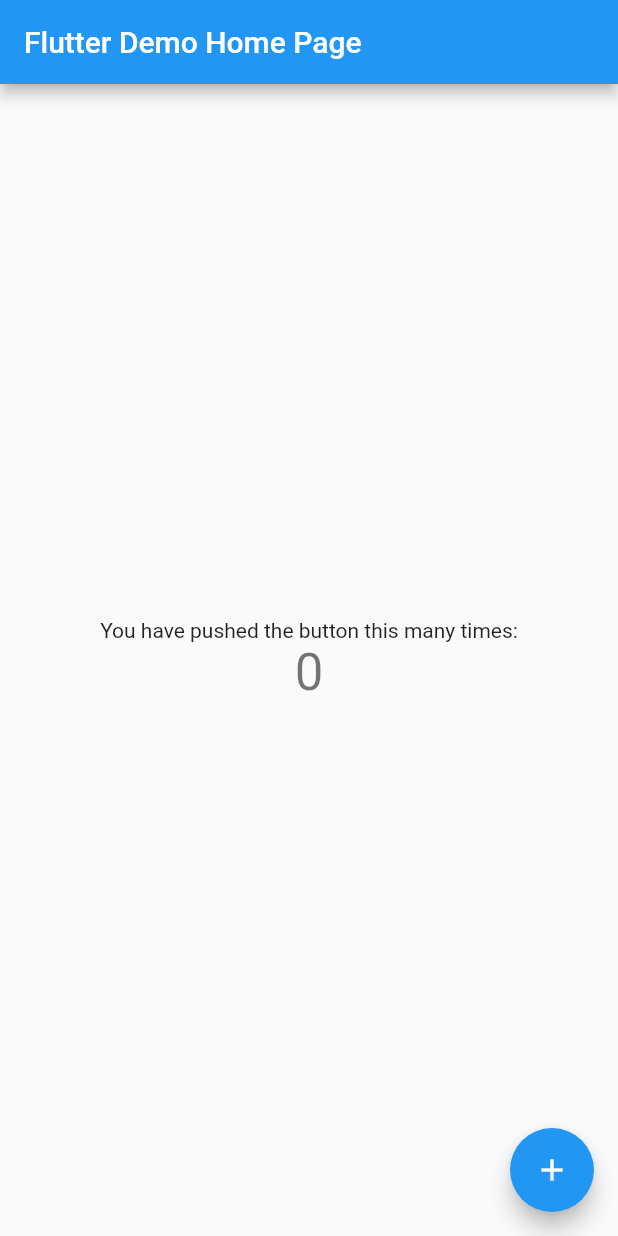
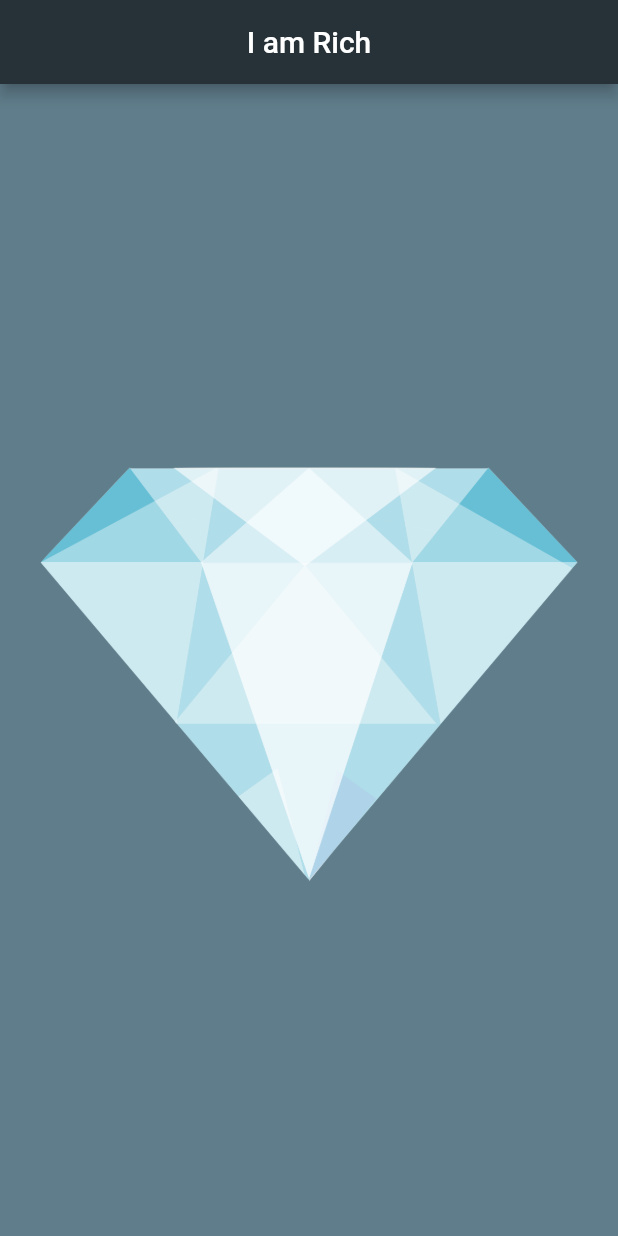
Before and after one commit to muhammad-hamza-shahid/i_am_rich_flutter_app, a Flutter app: the screen it shows after launch, on a phone screen of 412 x 824 dp. Run offline on Flutter 3.47's test engine with Material 2 defaults, Android fonts, the phone set to English and light mode, and no system bars.

Commit message:
complete
application completed with custom application icon.

```diff
--- a/i_am_rich_flutter_app/lib/main.dart
+++ b/i_am_rich_flutter_app/lib/main.dart
@@ -1,117 +1,25 @@
 import 'package:flutter/material.dart';
 
 void main() {
-  runApp(MyApp());
-}
-
-class MyApp extends StatelessWidget {
-  // This widget is the root of your application.
-  @override
-  Widget build(BuildContext context) {
-    return MaterialApp(
-      title: 'Flutter Demo',
-      theme: ThemeData(
-        // This is the theme of your application.
-        //
-        // Try running your application with "flutter run". You'll see the
-        // application has a blue toolbar. Then, without quitting the app, try
-        // changing the primarySwatch below to Colors.green and then invoke
-        // "hot reload" (press "r" in the console where you ran "flutter run",
-        // or simply save your changes to "hot reload" in a Flutter IDE).
-        // Notice that the counter didn't reset back to zero; the application
-        // is not restarted.
-        primarySwatch: Colors.blue,
-        // This makes the visual density adapt to the platform that you run
-        // the app on. For desktop platforms, the controls will be smaller and
-        // closer together (more dense) than on mobile platforms.
-        visualDensity: VisualDensity.adaptivePlatformDensity,
-      ),
-      home: MyHomePage(title: 'Flutter Demo Home Page'),
-    );
-  }
-}
-
-class MyHomePage extends StatefulWidget {
-  MyHomePage({Key key, this.title}) : super(key: key);
-
-  // This widget is the home page of your application. It is stateful, meaning
-  // that it has a State object (defined below) that contains fields that affect
-  // how it looks.
-
-  // This class is the configuration for the state. It holds the values (in this
-  // case the title) provided by the parent (in this case the App widget) and
-  // used by the build method of the State. Fields in a Widget subclass are
-  // always marked "final".
-
-  final String title;
-
-  @override
-  _MyHomePageState createState() => _MyHomePageState();
-}
-
-class _MyHomePageState extends State<MyHomePage> {
-  int _counter = 0;
-
-  void _incrementCounter() {
-    setState(() {
-      // This call to setState tells the Flutter framework that something has
-      // changed in this State, which causes it to rerun the build method below
-      // so that the display can reflect the updated values. If we changed
-      // _counter without calling setState(), then the build method would not be
-      // called again, and so nothing would appear to happen.
-      _counter++;
-    });
-  }
-
-  @override
-  Widget build(BuildContext context) {
-    // This method is rerun every time setState is called, for instance as done
-    // by the _incrementCounter method above.
-    //
-    // The Flutter framework has been optimized to make rerunning build methods
-    // fast, so that you can just rebuild anything that needs updating rather
-    // than having to individually change instances of widgets.
-    return Scaffold(
-      appBar: AppBar(
-        // Here we take the value from the MyHomePage object that was created by
-        // the App.build method, and use it to set our appbar title.
-        title: Text(widget.title),
-      ),
-      body: Center(
-        // Center is a layout widget. It takes a single child and positions it
-        // in the middle of the parent.
-        child: Column(
-          // Column is also a layout widget. It takes a list of children and
-          // arranges them vertically. By default, it sizes itself to fit its
-          // children horizontally, and tries to be as tall as its parent.
-          //
-          // Invoke "debug painting" (press "p" in the console, choose the
-          // "Toggle Debug Paint" action from the Flutter Inspector in Android
-          // Studio, or the "Toggle Debug Paint" command in Visual Studio Code)
-          // to see the wireframe for each widget.
-          //
-          // Column has various properties to control how it sizes itself and
-          // how it positions its children. Here we use mainAxisAlignment to
-          // center the children vertically; the main axis here is the vertical
-          // axis because Columns are vertical (the cross axis would be
-          // horizontal).
-          mainAxisAlignment: MainAxisAlignment.center,
-          children: <Widget>[
-            Text(
-              'You have pushed the button this many times:',
-            ),
-            Text(
-              '$_counter',
-              style: Theme.of(context).textTheme.headline4,
-            ),
-          ],
+  runApp(
+    MaterialApp(
+      home: Scaffold(
+        backgroundColor: Colors.blueGrey,
+        appBar: AppBar(
+          backgroundColor: Colors.blueGrey[900],
+          title: Center(
+            child: Text('I am Rich'),
+          ),
+        ),
+        body: Center(
+          child: Image(
+            image: AssetImage('images/diamond.png'),
+//            image: NetworkImage(
+//                'https://earthsky.org/upl/2018/12/comet-wirtanen-Jack-Fusco-dec-'
+//                '2018-Anza-Borrego-desert-CA-e1544613895713.jpg'),
+          ),
         ),
       ),
-      floatingActionButton: FloatingActionButton(
-        onPressed: _incrementCounter,
-        tooltip: 'Increment',
-        child: Icon(Icons.add),
-      ), // This trailing comma makes auto-formatting nicer for build methods.
-    );
-  }
+    ),
+  );
 }
--- a/i_am_rich_flutter_app/pubspec.yaml
+++ b/i_am_rich_flutter_app/pubspec.yaml
@@ -45,9 +45,8 @@ flutter:
   uses-material-design: true
 
   # To add assets to your application, add an assets section, like this:
-  # assets:
-  #   - images/a_dot_burr.jpeg
-  #   - images/a_dot_ham.jpeg
+  assets:
+     - images/
 
   # An image asset can refer to one or more resolution-specific "variants", see
   # https://flutter.dev/assets-and-images/#resolution-aware.
```
Also changed, not shown: i_am_rich_flutter_app/images/diamond.png (added), i_am_rich_flutter_app/images/i_am_rich_app_icon.png (added), 38 other files.
